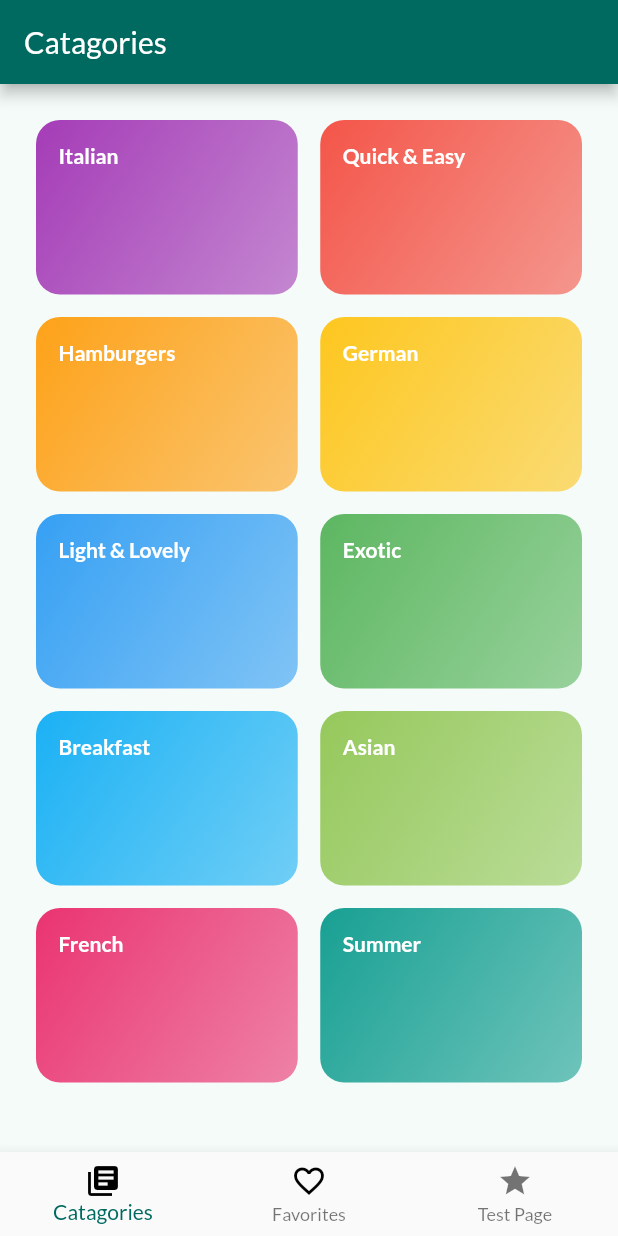
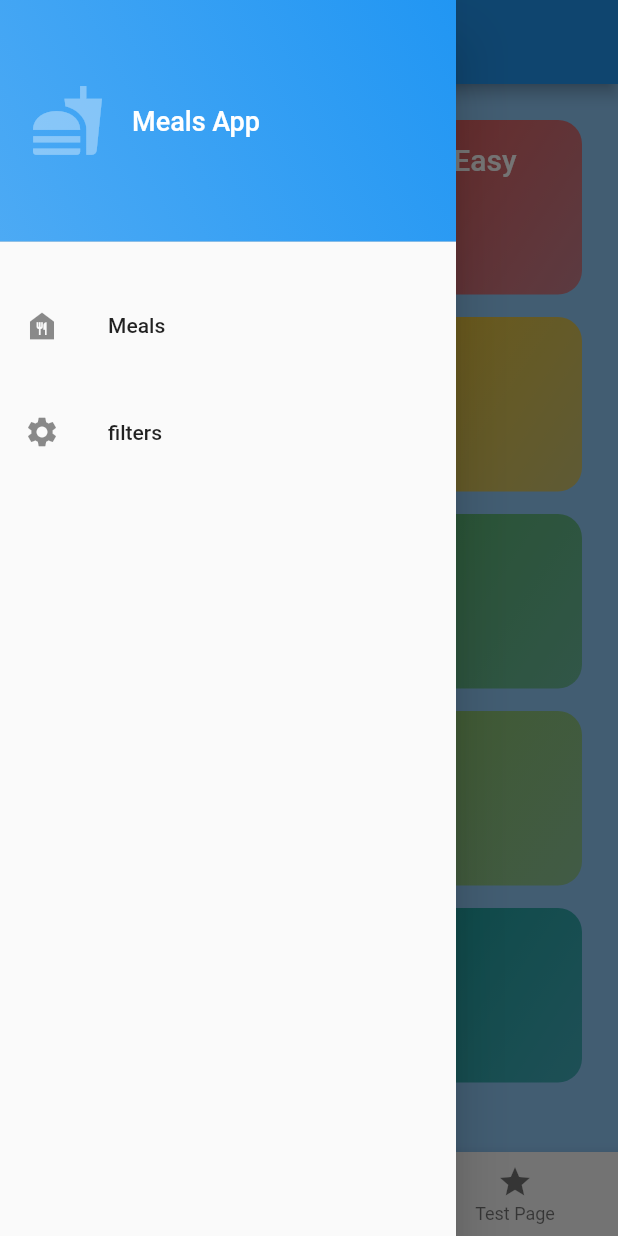
Before and after one commit to Pervaiz708/Meals-App, a Flutter app: the screen it shows after launch, with the side drawer open (before the commit the screen has no drawer), on a phone screen of 412 x 824 dp. Run offline on Flutter 3.47's test engine with Material 2 defaults, Android fonts, the phone set to English and light mode, and no system bars; our stand-ins replace flutter_riverpod, sqflite, transparent_image; accounts and stored records are empty.

Commit message:
new Changes

```diff
--- a/lib/data/meals_data.dart
+++ b/lib/data/meals_data.dart
@@ -1,7 +1,7 @@
 import 'package:mealsapp/model/meals_catagory.dart';
 
 final currentMeals = [
-MealsCatagory(
+  MealsCatagory(
     id: 'm1',
     categories: [
       'c1',
--- a/lib/main.dart
+++ b/lib/main.dart
@@ -1,17 +1,9 @@
 import 'package:flutter/material.dart';
 import 'package:flutter_riverpod/flutter_riverpod.dart';
-import 'package:google_fonts/google_fonts.dart';
-// import 'package:mealsapp/screens/home_page.dart';
 import 'package:mealsapp/screens/bottom_navbar.dart';
 
-final lighttheme = ThemeData(
-    colorScheme: ColorScheme.fromSeed(seedColor: Colors.blueAccent),
-    textTheme: GoogleFonts.latoTextTheme()
-);
-final darktheme = ThemeData(
-    colorScheme: ColorScheme.fromSeed(seedColor: Colors.teal),
-    textTheme: GoogleFonts.latoTextTheme()
-);
+
+
 void main() {
   runApp(const ProviderScope(child: MealsApp()));
 }
@@ -22,11 +14,10 @@ class MealsApp extends StatelessWidget {
   // This widget is the root of your application.
   @override
   Widget build(BuildContext context) {
-    return  MaterialApp(
+    return const MaterialApp(
       debugShowCheckedModeBanner: false,
-      title: 'Meals App',
-      theme: darktheme,
-      home: const BottomNavBar(),
+      // theme: ref.watch(themeProvider),
+      home: BottomNavBar()
     );
   }
 }
--- /dev/null
+++ b/lib/providers/filter_provider.dart
@@ -0,0 +1,51 @@
+import 'package:flutter_riverpod/flutter_riverpod.dart';
+
+import 'meals_provider.dart';
+
+enum Filters{
+  glutenfree,
+  lactosefree,
+  vegetarian,
+  vegan
+}
+
+class FilterNotifier extends StateNotifier<Map<Filters, bool>>{
+    FilterNotifier(): super({
+      Filters.glutenfree: false,
+      Filters.lactosefree:false,
+      Filters.vegetarian: false,
+      Filters.vegan: false
+
+    });
+    void setFilters(Map<Filters, bool> chosenFilter){
+      state = chosenFilter;
+    }
+    void setFilter(Filters filter, bool isActive){
+     state = {
+       ...state,
+       filter:isActive
+     };
+    }
+}
+// ignore: non_constant_identifier_names
+final FilterProvider = StateNotifierProvider<FilterNotifier, Map<Filters, bool>>((ref) => FilterNotifier());
+
+final filteredMealsProvider = Provider((ref){
+  final currentMeals = ref.watch(mealsProvider);
+  final activeFilter = ref.watch(FilterProvider);
+  return currentMeals.where((meals){
+      if(activeFilter[Filters.glutenfree]! && !meals.isGlutenFree){
+         return false;
+      }
+      if(activeFilter[Filters.glutenfree]! && !meals.isLactoseFree){
+         return false;
+      }
+      if(activeFilter[Filters.vegetarian]! && !meals.isVegetarian){
+         return false;
+      }
+      if(activeFilter[Filters.vegan]! && !meals.isVegan){
+         return false;
+      }
+      return true;
+    }).toList();
+});
--- /dev/null
+++ b/lib/providers/meals_provider.dart
@@ -0,0 +1,4 @@
+import 'package:flutter_riverpod/flutter_riverpod.dart';
+import 'package:mealsapp/data/meals_data.dart';
+
+final mealsProvider = Provider((ref) => currentMeals);
--- a/lib/screens/bottom_navbar.dart
+++ b/lib/screens/bottom_navbar.dart
@@ -1,10 +1,20 @@
 import 'package:flutter/material.dart';
 import 'package:flutter_riverpod/flutter_riverpod.dart';
+import 'package:mealsapp/screens/filters_screens.dart';
 import 'package:mealsapp/screens/home_page.dart';
-// import 'package:mealsapp/screens/home_page.dart';
+import 'package:mealsapp/providers/filter_provider.dart';
 import 'package:mealsapp/screens/meals.dart';
 import 'package:mealsapp/screens/test_page.dart';
 import 'package:mealsapp/providers/favoritemeals_provider.dart';
+import 'package:mealsapp/widgets/drawer.dart';
+
+const kinitialValues = {
+    Filters.glutenfree: false,
+    Filters.lactosefree:false,
+    Filters.vegetarian:false,
+    Filters.vegan:false
+};
+
 
 class BottomNavBar extends ConsumerStatefulWidget {
   const BottomNavBar({super.key});
@@ -15,26 +25,31 @@ class BottomNavBar extends ConsumerStatefulWidget {
 
 class _BottomabBarState extends ConsumerState<BottomNavBar> {
   Widget? activePage;
-  int _selectedIndex =0;
+  int _selectedIndex = 0;
   var activePageTitle = 'Catagories';
-  bool istabSelected = false;
 
-
-  void _onSelectedIndex(int index){
+  void _onSelectedIndex(int index) {
     setState(() {
       _selectedIndex = index;
     });
   }
 
+  void _setScreen(String identifier) async {
+    Navigator.of(context).pop();
+    if (identifier == 'filters') {
+      await Navigator.of(context)
+          .push<Map<Filters, bool>>(MaterialPageRoute(builder:
+            (ctx) => const FilterScreen()));
+
+    }
+  }
 
   @override
   Widget build(BuildContext context) {
-    // if(_selectedIndex ==1){
-    //   activePage = const Meals(title: 'Favourite', meal: []);
-    //   istabSelected = true;
-    // }
-    switch(_selectedIndex){
-        case 0: activePage = const HomePage();
+    final availablemeals = ref.watch(filteredMealsProvider);
+    switch (_selectedIndex) {
+      case 0:
+        activePage = HomePage(availableMeals: availablemeals,);
         break;
       case 1:
         final favoriteMeals = ref.watch(favoriteMealsProvider);
@@ -43,21 +58,31 @@ class _BottomabBarState extends ConsumerState<BottomNavBar> {
         );
         activePageTitle = 'Your Favourite';
         break;
-        case 2: activePage = const TestPage();
+      case 2:
+        activePage = const TestPage(
+        );
     }
     return Scaffold(
         backgroundColor: Theme.of(context).colorScheme.background,
         appBar: AppBar(
           title: Text(activePageTitle),
         ),
+        drawer: MainDrawer(
+          onSelectScreen: _setScreen,
+        ),
         body: activePage,
         bottomNavigationBar: BottomNavigationBar(
           onTap: _onSelectedIndex,
           currentIndex: _selectedIndex,
           // backgroundColor: const ColorScheme.light().onSecondaryContainer,
-      items:  const  [
-       BottomNavigationBarItem(icon: Icon(Icons.library_books, color: Colors.black,) , label: 'Catagories'),
-       BottomNavigationBarItem(icon: Icon(Icons.favorite_outline, color: Colors.black) ,label: 'Favorites'),
+          items: const [
+            BottomNavigationBarItem(
+                icon: Icon(
+                  Icons.library_books,
+                ),
+                label: 'Catagories'),
+            BottomNavigationBarItem(
+                icon: Icon(Icons.favorite_outline), label: 'Favorites'),
             BottomNavigationBarItem(icon: Icon(Icons.star), label: 'Test Page')
           ],
         ),
--- /dev/null
+++ b/lib/screens/filters_screens.dart
@@ -0,0 +1,86 @@
+import 'package:flutter/material.dart';
+import 'package:flutter_riverpod/flutter_riverpod.dart';
+// import 'package:mealsapp/screens/bottom_navbar.dart';
+// import 'package:mealsapp/widgets/drawer.dart';
+import '../providers/filter_provider.dart';
+
+
+class FilterScreen extends ConsumerWidget {
+  const FilterScreen({super.key, });
+
+
+
+  @override
+  Widget build(BuildContext context,WidgetRef ref) {
+    final activeFilter = ref.watch(FilterProvider);
+    return Scaffold(
+      appBar: AppBar(
+        title: const Text('Your Filters'),
+      ),
+
+      body: Column(
+          children: [
+            SwitchListTile(
+              value: activeFilter[Filters.glutenfree]!,
+              onChanged: (isChecked){
+                ref.read(FilterProvider.notifier).setFilter(Filters.glutenfree, isChecked);
+              },
+              title: Text('Gluten Free',style: Theme.of(context).textTheme.titleLarge!.copyWith(
+                color: Colors.black
+              ),),
+              subtitle: Text('Only Gluten free meals', style: Theme.of(context).textTheme.labelMedium!.copyWith(
+                color: Colors.black),
+            ),
+            activeColor: Theme.of(context).colorScheme.tertiary,
+            contentPadding: const EdgeInsets.symmetric(horizontal: 34, vertical: 22),
+            ),
+
+            SwitchListTile(
+              value: activeFilter[Filters.lactosefree]!,
+              onChanged: (isChecked){
+                ref.read(FilterProvider.notifier).setFilter(Filters.lactosefree, isChecked);
+              },
+              title: Text('Lactose Free',style: Theme.of(context).textTheme.titleLarge!.copyWith(
+                color: Colors.black
+              ),),
+              subtitle: Text('Only Lactose free meals', style: Theme.of(context).textTheme.labelMedium!.copyWith(
+                color: Colors.black),
+            ),
+            activeColor: Theme.of(context).colorScheme.tertiary,
+            contentPadding: const EdgeInsets.symmetric(horizontal: 34, vertical: 22),
+            ),
+
+            SwitchListTile(
+              value: activeFilter[Filters.vegetarian]!,
+              onChanged: (isChecked){
+                ref.read(FilterProvider.notifier).setFilter(Filters.vegetarian, isChecked);
+              },
+              title: Text('Veg Meals',style: Theme.of(context).textTheme.titleLarge!.copyWith(
+                color: Colors.black
+              ),),
+              subtitle: Text('Only Veg meals', style: Theme.of(context).textTheme.labelMedium!.copyWith(
+                color: Colors.black),
+            ),
+            activeColor: Theme.of(context).colorScheme.tertiary,
+            contentPadding: const EdgeInsets.symmetric(horizontal: 34, vertical: 22),
+            ),
+
+            SwitchListTile(
+              value: activeFilter[Filters.vegan]!,
+              onChanged: (isChecked){
+                ref.read(FilterProvider.notifier).setFilter(Filters.vegan, isChecked);
+              },
+              title: Text('Vegan Meals',style: Theme.of(context).textTheme.titleLarge!.copyWith(
+                color: Colors.black
+              ),),
+              subtitle: Text('Only Vegan meals', style: Theme.of(context).textTheme.labelMedium!.copyWith(
+                color: Colors.black),
+            ),
+            activeColor: Theme.of(context).colorScheme.tertiary,
+            contentPadding: const EdgeInsets.symmetric(horizontal: 34, vertical: 22),
+            ),
+          ],
+        ),
+    );
+  }
+}
--- a/lib/screens/home_page.dart
+++ b/lib/screens/home_page.dart
@@ -1,23 +1,25 @@
 import 'package:flutter/material.dart';
 import 'package:mealsapp/data/item_data.dart';
-import 'package:mealsapp/data/meals_data.dart';
 import 'package:mealsapp/model/item_catagory.dart';
+import 'package:mealsapp/model/meals_catagory.dart';
 import 'package:mealsapp/screens/meals.dart';
 import 'package:mealsapp/widgets/grid_item_catagories.dart';
 
 class HomePage extends StatelessWidget {
-  const HomePage({super.key});
+  const HomePage({super.key, required this.availableMeals});
+
+  final List<MealsCatagory> availableMeals;
+
   void _selectedCatagory(BuildContext context, ItemsCatagory catagory) {
-  final filteredCatagory = currentMeals.where((meal) => meal.categories.contains(catagory.id)).toList();
+    final filteredCatagory = availableMeals
+        .where((meal) => meal.categories.contains(catagory.id))
+        .toList();
 
     Navigator.of(context).push(MaterialPageRoute(
-        builder: (ctx) =>
-        Meals(
+        builder: (ctx) => Meals(
               title: catagory.title,
-          meal:  filteredCatagory,
-          )
-          )
-    );
+              meal: filteredCatagory,
+            )));
   }
 
   @override
--- a/lib/screens/test_page.dart
+++ b/lib/screens/test_page.dart
@@ -1,12 +1,14 @@
 import 'package:flutter/material.dart';
 
+
 class TestPage extends StatelessWidget {
-  const TestPage({super.key});
+  const TestPage({super.key, });
 
   @override
   Widget build(BuildContext context) {
+
     return const Center(
-      child: Text('Test Page'),
+      child: Text('TestPage'),
     );
   }
 }
--- /dev/null
+++ b/lib/widgets/drawer.dart
@@ -0,0 +1,65 @@
+import 'package:flutter/material.dart';
+
+class MainDrawer extends StatelessWidget {
+  const MainDrawer({super.key, required this.onSelectScreen});
+  final void Function(String identifier) onSelectScreen;
+
+  @override
+  Widget build(BuildContext context) {
+    return Drawer(
+        child: Column(
+      children: [
+        DrawerHeader(
+          padding: const EdgeInsets.all(20),
+          decoration: BoxDecoration(
+            gradient: LinearGradient(
+              colors: [
+                Theme.of(context).colorScheme.primary,
+                Theme.of(context).colorScheme.primary.withOpacity(0.8)
+              ],
+              begin: Alignment.topRight,
+              end: Alignment.bottomLeft
+              )
+          ),
+          child: const Row(
+            children: [
+               Icon(Icons.fastfood,size: 50, color: Color.fromARGB(92, 255, 255, 255)),
+               SizedBox(
+                width: 18,
+              ),
+              Text('Meals App', style: TextStyle(
+                color: Colors.white,
+                fontSize: 18
+              )
+              )
+            ],
+          ),
+        ),
+        const SizedBox(height: 20,),
+         ListTile(
+          selectedColor: Colors.white,
+          leading:const Icon(Icons.food_bank),
+          title: const Text('Meals'),
+          onTap:(){
+            onSelectScreen('meals');
+          }
+        ),
+        const SizedBox(height: 15,),
+        ListTile(
+          selectedColor: Colors.white,
+          leading: const Icon(Icons.settings),
+          title: const Text('filters'),
+          onTap: (){
+            onSelectScreen('filters');
+          },
+          ),
+          // const SizedBox(height: 50,),
+          //  Positioned(
+          //   top: 100,
+          //   child: ThemeButton(isDarkMode: isdark, toggleTheme: ontoggletheme)
+          //   )
+      ],
+    ));
+
+  }
+}
--- a/lib/widgets/grid_item_catagories.dart
+++ b/lib/widgets/grid_item_catagories.dart
@@ -2,36 +2,32 @@ import 'package:flutter/material.dart';
 import 'package:mealsapp/model/item_catagory.dart';
 
 class CatagoryGridItem extends StatelessWidget {
-  const CatagoryGridItem({super.key, required this.catagory, required this.onSelectedCatagory});
+  const CatagoryGridItem(
+      {super.key, required this.catagory, required this.onSelectedCatagory});
 
   final ItemsCatagory catagory;
   final void Function() onSelectedCatagory;
   @override
   Widget build(BuildContext context) {
     return InkWell(
-      onTap: (){
-        onSelectedCatagory();
-      },
-      splashColor: Theme.of(context).primaryColor,
-      borderRadius: BorderRadius.circular(15),
+        onTap: () {
+          onSelectedCatagory();
+        },
+        splashColor: Theme.of(context).primaryColor,
+        borderRadius: BorderRadius.circular(15),
         child: Container(
           padding: const EdgeInsets.all(15),
           decoration: BoxDecoration(
-            gradient: LinearGradient(
-              colors:[
+              gradient: LinearGradient(colors: [
                 catagory.color.withOpacity(0.9),
                 catagory.color.withOpacity(0.55)
-              ],
-              begin: Alignment.topLeft,
-              end: Alignment.bottomRight
-              ),
-              borderRadius: BorderRadius.circular(16)
-          ),
-          child: Text(catagory.title, style: const TextStyle(
-            fontWeight: FontWeight.bold,
-            color: Colors.white
-          ),)
-        ),
-      );
+              ], begin: Alignment.topLeft, end: Alignment.bottomRight),
+              borderRadius: BorderRadius.circular(16)),
+          child: Text(catagory.title,
+              style: Theme.of(context)
+                  .textTheme
+                  .titleLarge!
+                  .copyWith(color: Theme.of(context).colorScheme.onBackground)),
+        ));
   }
 }
--- a/lib/widgets/meals_item.dart
+++ b/lib/widgets/meals_item.dart
@@ -18,8 +18,6 @@ class MealsItem extends StatelessWidget {
         meals.affordability.name.substring(1);
   }
 
-
-
   @override
   Widget build(BuildContext context) {
     return Card(
@@ -28,7 +26,7 @@ class MealsItem extends StatelessWidget {
       clipBehavior: Clip.hardEdge,
       elevation: 2,
       child: InkWell(
-        onTap: (){
+        onTap: () {
           selectedMeal(meals);
         },
         child: Stack(
```
Also changed, not shown: lib/providers/favoritemeals_provider.dart (+11 -14 lines), lib/providers/theme_provider.dart (added, +33 -0 lines), lib/screens/meal_details.dart (+14 -17 lines), lib/screens/meals.dart (+21 -23 lines). Lines whose indentation alone changed are shown as unchanged.
